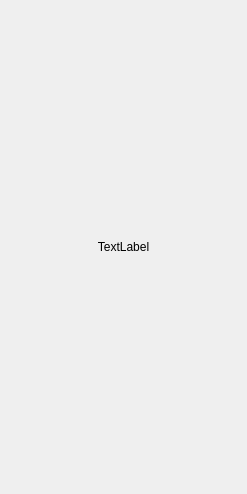
The window that resources/inspectorwidget.ui (utwente/parlevision) describes before a commit, drawn with Qt 5.
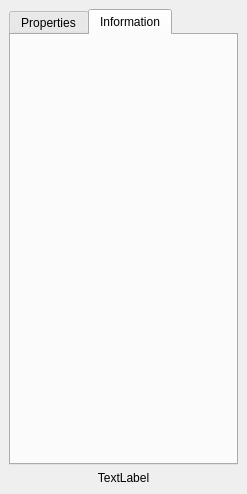
The same window after the commit. The open tabs and pages were chosen to show the change.

Commit message: added information tab to Inspector. Fixes #28

Patch:
```diff
--- a/resources/inspectorwidget.ui
+++ b/resources/inspectorwidget.ui
@@ -24,6 +24,39 @@
   </property>
   <widget class="QWidget" name="dockWidgetContents">
    <layout class="QVBoxLayout" name="verticalLayout">
+    <item>
+     <widget class="QTabWidget" name="tabWidget">
+      <property name="currentIndex">
+       <number>0</number>
+      </property>
+      <widget class="QWidget" name="propertiesTab">
+       <attribute name="title">
+        <string>Properties</string>
+       </attribute>
+       <layout class="QVBoxLayout" name="verticalLayout_3"/>
+      </widget>
+      <widget class="QWidget" name="infoTab">
+       <attribute name="title">
+        <string>Information</string>
+       </attribute>
+       <layout class="QVBoxLayout" name="verticalLayout_2">
+        <item>
+         <widget class="QTextBrowser" name="infoBox">
+          <property name="styleSheet">
+           <string notr="true">background: transparent;</string>
+          </property>
+          <property name="frameShape">
+           <enum>QFrame::NoFrame</enum>
+          </property>
+          <property name="openExternalLinks">
+           <bool>true</bool>
+          </property>
+         </widget>
+        </item>
+       </layout>
+      </widget>
+     </widget>
+    </item>
     <item>
      <widget class="QLabel" name="statusMsg">
       <property name="text">
```
The commit also changes 6 other files.
